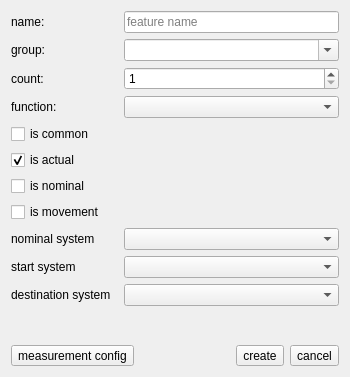
OpenIndy/OpenIndy, file ui/dialogs/createfeaturedialog.ui: the form before one commit.
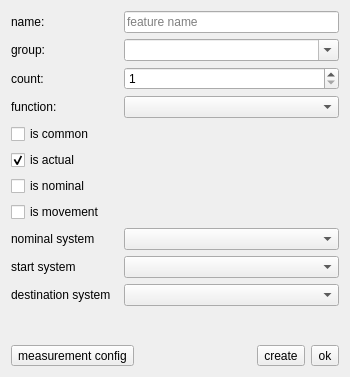
The form after the commit.

```diff
--- a/ui/dialogs/createfeaturedialog.ui
+++ b/ui/dialogs/createfeaturedialog.ui
@@ -212,16 +212,16 @@
         </spacer>
        </item>
        <item>
-        <widget class="QToolButton" name="toolButton_create">
+        <widget class="QToolButton" name="toolButton_cancel">
          <property name="text">
           <string>create</string>
          </property>
         </widget>
        </item>
        <item>
-        <widget class="QToolButton" name="toolButton_cancel">
+        <widget class="QToolButton" name="toolButton_ok">
          <property name="text">
-          <string>cancel</string>
+          <string>ok</string>
          </property>
         </widget>
        </item>
```
